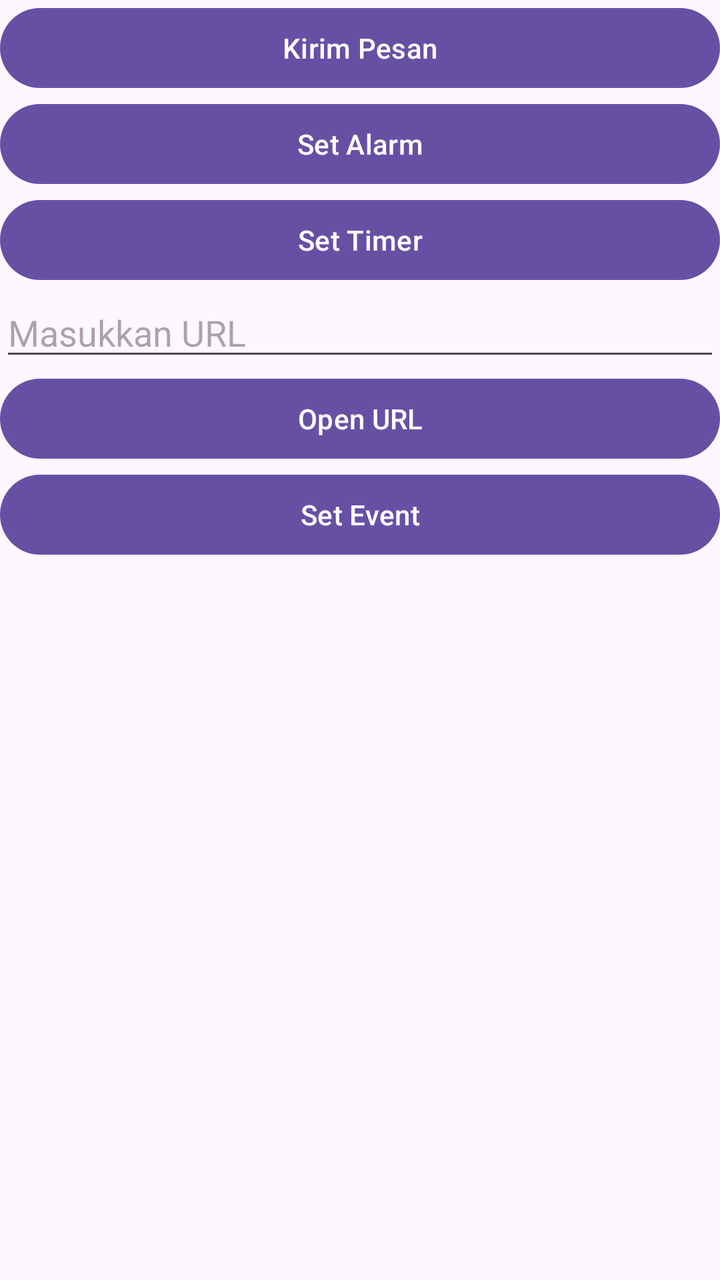
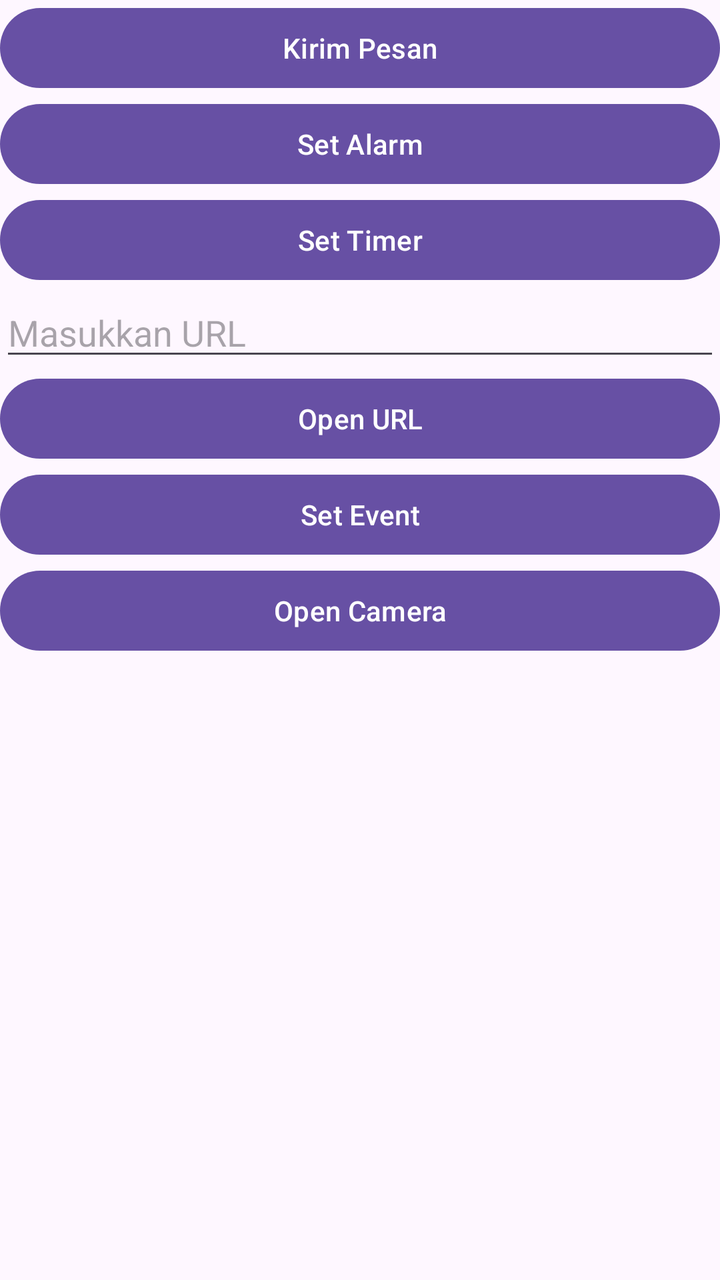

An Android layout rendered at two revisions. The XML below is the earlier revision; the diff shows what the commit changed to produce the second picture.
<!-- AndroidManifest.xml: application theme Theme.Implisitintent -->
<!-- res/layout/activity_main.xml -->
<?xml version="1.0" encoding="utf-8"?>
<LinearLayout xmlns:android="http://schemas.android.com/apk/res/android"
    xmlns:app="http://schemas.android.com/apk/res-auto"
    xmlns:tools="http://schemas.android.com/tools"
    android:id="@+id/main"
    android:layout_width="match_parent"
    android:layout_height="match_parent"
    android:orientation="vertical"
    tools:context=".MainActivity">

    <Button
        android:layout_width="match_parent"
        android:layout_height="wrap_content"
        android:id="@+id/btnKirimPesnan"
        android:text="Kirim Pesan" />

    <Button
        android:layout_width="match_parent"
        android:layout_height="wrap_content"
        android:id="@+id/btnSetAlarm"
        android:text="Set Alarm" />

    <Button
        android:layout_width="match_parent"
        android:layout_height="wrap_content"
        android:id="@+id/btnSetTimer"
        android:text="Set Timer" />

    <EditText
        android:layout_width="match_parent"
        android:layout_height="wrap_content"
        android:id="@+id/etURL"
        android:hint="Masukkan URL" />

    <Button
        android:layout_width="match_parent"
        android:layout_height="wrap_content"
        android:id="@+id/btnOpenURL"
        android:text="Open URL" />

    <Button
        android:layout_width="match_parent"
        android:layout_height="wrap_content"
        android:id="@+id/btnSetEvent"
        android:text="Set Event" />


</LinearLayout>
<!-- resources referenced by this layout -->
<resources>
  <style name="Theme.Implisitintent" parent="Base.Theme.Implisitintent" />
  <style name="Base.Theme.Implisitintent" parent="Theme.Material3.DayNight.NoActionBar">
          
          
      </style>
</resources>

<!-- the commit's change to res/layout/activity_main.xml (unified diff, before → after) -->
@@ -44,5 +44,16 @@
         android:id="@+id/btnSetEvent"
         android:text="Set Event" />
 
+    <ImageView
+        android:layout_width="match_parent"
+        android:layout_height="wrap_content"
+        android:id="@+id/ivHasil" />
+
+    <Button
+        android:layout_width="match_parent"
+        android:layout_height="wrap_content"
+        android:id="@+id/btnGetPhoto"
+        android:text="Open Camera" />
+
 
 </LinearLayout>
